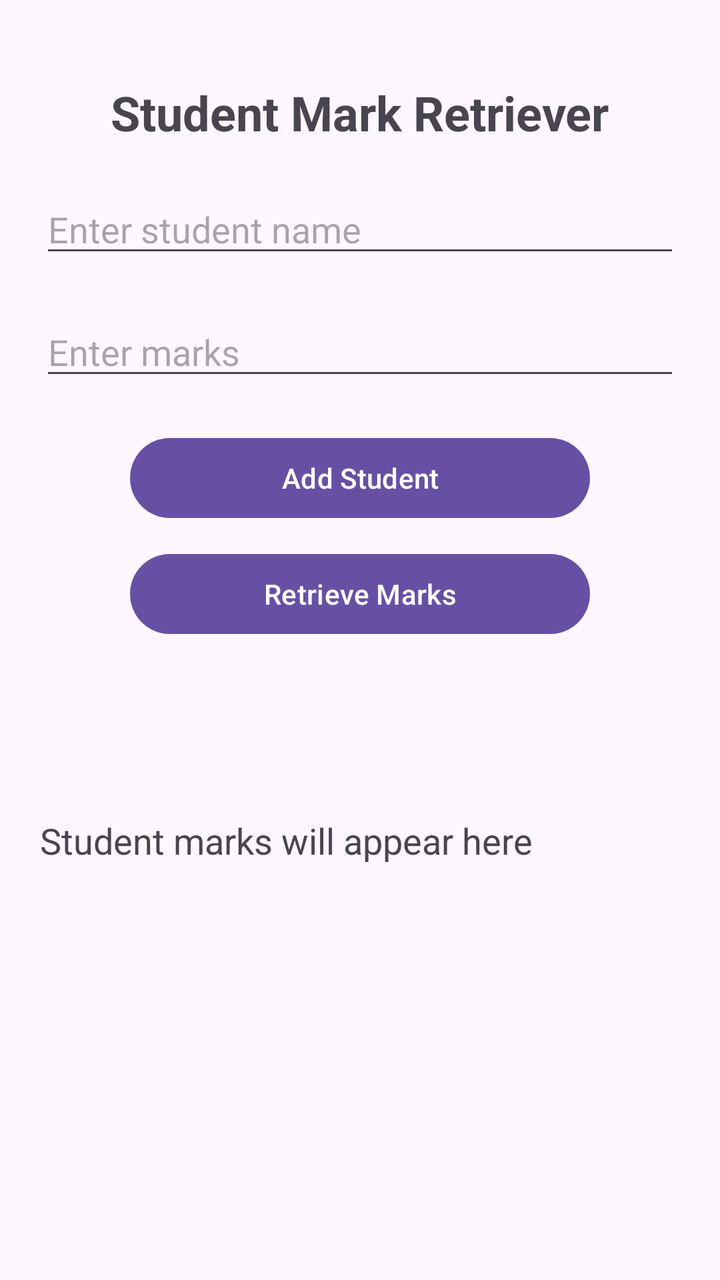
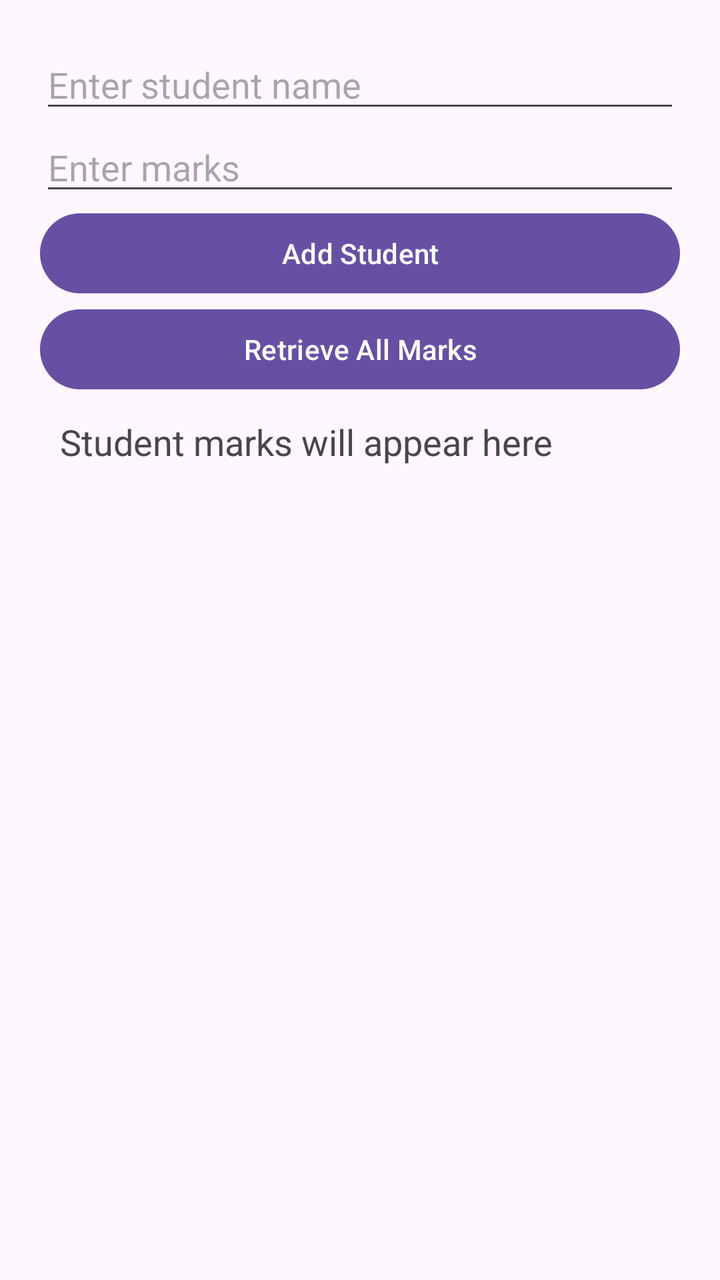

An Android layout rendered at two revisions. The XML below is the earlier revision; the diff shows what the commit changed to produce the second picture.
<!-- AndroidManifest.xml: application theme Theme.Database -->
<!-- res/layout/activity_main.xml -->
<?xml version="1.0" encoding="utf-8"?>
<androidx.constraintlayout.widget.ConstraintLayout
    xmlns:android="http://schemas.android.com/apk/res/android"
    xmlns:app="http://schemas.android.com/apk/res-auto"
    xmlns:tools="http://schemas.android.com/tools"
    android:layout_width="match_parent"
    android:layout_height="match_parent">

    <TextView
        android:id="@+id/tvTitle"
        android:layout_width="wrap_content"
        android:layout_height="wrap_content"
        android:text="Student Mark Retriever"
        android:textSize="24sp"
        android:textStyle="bold"
        app:layout_constraintTop_toTopOf="parent"
        app:layout_constraintStart_toStartOf="parent"
        app:layout_constraintEnd_toEndOf="parent"
        android:layout_marginTop="40dp"/>

    <EditText
        android:id="@+id/etName"
        android:layout_width="match_parent"
        android:layout_height="wrap_content"
        android:hint="Enter student name"
        android:inputType="textPersonName"
        android:layout_margin="20dp"
        app:layout_constraintTop_toBottomOf="@id/tvTitle"/>

    <EditText
        android:id="@+id/etMarks"
        android:layout_width="match_parent"
        android:layout_height="wrap_content"
        android:hint="Enter marks"
        android:inputType="numberDecimal"
        android:layout_margin="20dp"
        app:layout_constraintTop_toBottomOf="@id/etName"/>

    <Button
        android:id="@+id/btnAdd"
        android:layout_width="230dp"
        android:layout_height="wrap_content"
        android:text="Add Student"
        app:layout_constraintTop_toBottomOf="@id/etMarks"
        app:layout_constraintStart_toStartOf="parent"
        app:layout_constraintEnd_toEndOf="parent"
        android:layout_marginTop="20dp"/>

    <Button
        android:id="@+id/btnDisplay"
        android:layout_width="230dp"
        android:layout_height="wrap_content"
        android:text="Retrieve Marks"
        app:layout_constraintTop_toBottomOf="@id/btnAdd"
        app:layout_constraintStart_toStartOf="parent"
        app:layout_constraintEnd_toEndOf="parent"
        android:layout_marginTop="10dp"/>

    <TextView
        android:id="@+id/tvNames"
        android:layout_width="match_parent"
        android:layout_height="wrap_content"
        android:padding="20dp"
        android:text="Student marks will appear here"
        android:textSize="18sp"
        app:layout_constraintBottom_toBottomOf="parent"
        app:layout_constraintEnd_toEndOf="parent"
        app:layout_constraintStart_toStartOf="parent"
        app:layout_constraintTop_toBottomOf="@id/btnDisplay"
        app:layout_constraintVertical_bias="0.263" />

</androidx.constraintlayout.widget.ConstraintLayout>
<!-- resources referenced by this layout -->
<resources>
  <style name="Theme.Database" parent="Base.Theme.Database" />
  <style name="Base.Theme.Database" parent="Theme.Material3.DayNight.NoActionBar">
          
          
      </style>
</resources>

<!-- the commit's change to res/layout/activity_main.xml (unified diff, before → after) -->
@@ -1,72 +1,43 @@
 <?xml version="1.0" encoding="utf-8"?>
-<androidx.constraintlayout.widget.ConstraintLayout
+<LinearLayout
     xmlns:android="http://schemas.android.com/apk/res/android"
-    xmlns:app="http://schemas.android.com/apk/res-auto"
-    xmlns:tools="http://schemas.android.com/tools"
     android:layout_width="match_parent"
-    android:layout_height="match_parent">
-
-    <TextView
-        android:id="@+id/tvTitle"
-        android:layout_width="wrap_content"
-        android:layout_height="wrap_content"
-        android:text="Student Mark Retriever"
-        android:textSize="24sp"
-        android:textStyle="bold"
-        app:layout_constraintTop_toTopOf="parent"
-        app:layout_constraintStart_toStartOf="parent"
-        app:layout_constraintEnd_toEndOf="parent"
-        android:layout_marginTop="40dp"/>
+    android:layout_height="match_parent"
+    android:orientation="vertical"
+    android:padding="20dp">
 
     <EditText
         android:id="@+id/etName"
         android:layout_width="match_parent"
         android:layout_height="wrap_content"
         android:hint="Enter student name"
-        android:inputType="textPersonName"
-        android:layout_margin="20dp"
-        app:layout_constraintTop_toBottomOf="@id/tvTitle"/>
+        android:inputType="textPersonName" />
 
     <EditText
         android:id="@+id/etMarks"
         android:layout_width="match_parent"
         android:layout_height="wrap_content"
         android:hint="Enter marks"
-        android:inputType="numberDecimal"
-        android:layout_margin="20dp"
-        app:layout_constraintTop_toBottomOf="@id/etName"/>
+        android:inputType="numberDecimal" />
 
     <Button
         android:id="@+id/btnAdd"
-        android:layout_width="230dp"
+        android:layout_width="match_parent"
         android:layout_height="wrap_content"
-        android:text="Add Student"
-        app:layout_constraintTop_toBottomOf="@id/etMarks"
-        app:layout_constraintStart_toStartOf="parent"
-        app:layout_constraintEnd_toEndOf="parent"
-        android:layout_marginTop="20dp"/>
+        android:text="Add Student" />
 
     <Button
         android:id="@+id/btnDisplay"
-        android:layout_width="230dp"
+        android:layout_width="match_parent"
         android:layout_height="wrap_content"
-        android:text="Retrieve Marks"
-        app:layout_constraintTop_toBottomOf="@id/btnAdd"
-        app:layout_constraintStart_toStartOf="parent"
-        app:layout_constraintEnd_toEndOf="parent"
-        android:layout_marginTop="10dp"/>
+        android:text="Retrieve All Marks" />
 
     <TextView
         android:id="@+id/tvNames"
         android:layout_width="match_parent"
         android:layout_height="wrap_content"
-        android:padding="20dp"
+        android:padding="10dp"
         android:text="Student marks will appear here"
-        android:textSize="18sp"
-        app:layout_constraintBottom_toBottomOf="parent"
-        app:layout_constraintEnd_toEndOf="parent"
-        app:layout_constraintStart_toStartOf="parent"
-        app:layout_constraintTop_toBottomOf="@id/btnDisplay"
-        app:layout_constraintVertical_bias="0.263" />
+        android:textSize="18sp" />
 
-</androidx.constraintlayout.widget.ConstraintLayout>
+</LinearLayout>
